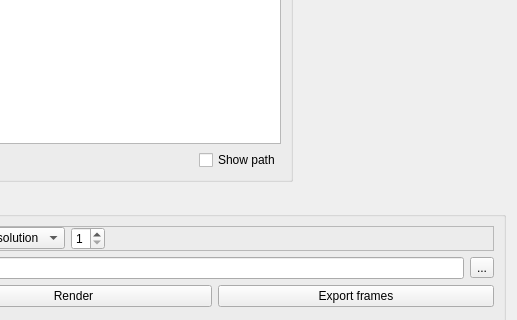
The window that plugins/core/Standard/qAnimation/ui/animationDlg.ui (zhuorg/CloudCompare) describes before a commit, drawn with Qt 5; both pictures show x 370 to 887 and y 272 to 592 of the 887 by 682 pixel window.
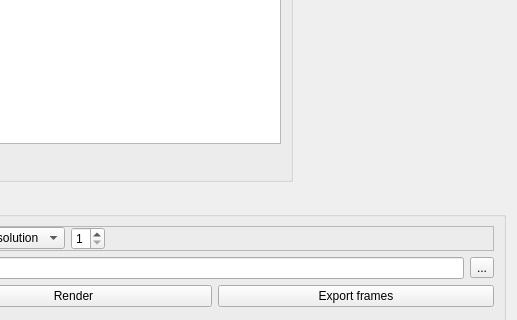
The same window after the commit. Icons and pictures are not drawn.

Commit message: Remove checkbox

Patch:
```diff
--- a/plugins/core/Standard/qAnimation/ui/animationDlg.ui
+++ b/plugins/core/Standard/qAnimation/ui/animationDlg.ui
@@ -56,16 +56,6 @@
              </property>
             </spacer>
            </item>
-           <item>
-            <widget class="QCheckBox" name="showPathCheckBox">
-             <property name="statusTip">
-              <string>Show the animation path in 3D</string>
-             </property>
-             <property name="text">
-              <string>Show path</string>
-             </property>
-            </widget>
-           </item>
           </layout>
          </item>
         </layout>
```
